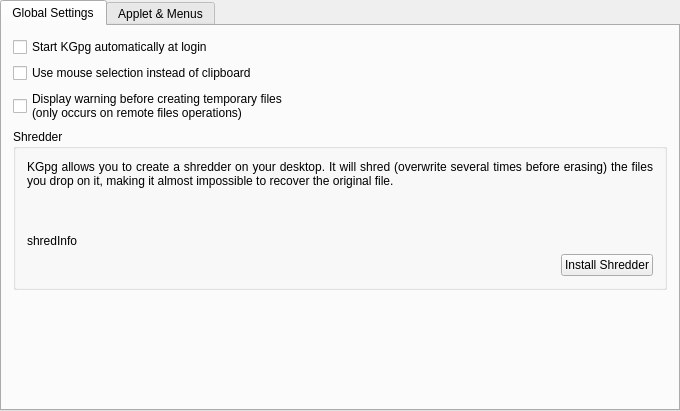
First picture: the form in conf_misc.ui, repository KDE/kgpg, before the edit.
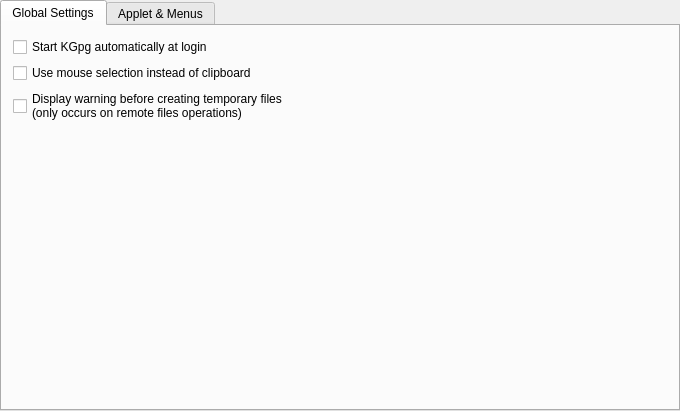
Second picture: the form after the edit. Custom widgets are drawn as their Qt base class.

Commit message:
Remove shredder from KGpg
This feature was never related to GPG at all, is removed from KDElibs and had
some security implications. Since it will not work at all from now on better
completely remove it before users start to argue.

FEATURE
GUI

```diff
--- a/conf_misc.ui
+++ b/conf_misc.ui
@@ -85,85 +85,6 @@
          </item>
         </layout>
        </item>
-       <item>
-        <widget class="QGroupBox" name="groupShred" >
-         <property name="title" >
-          <string>Shredder</string>
-         </property>
-         <layout class="QVBoxLayout" >
-          <item>
-           <layout class="QVBoxLayout" >
-            <item>
-             <widget class="QLabel" name="textLabel6" >
-              <property name="text" >
-               <string>KGpg allows you to create a shredder on your desktop. It will shred (overwrite several times before erasing) the files you drop on it, making it almost impossible to recover the original file.</string>
-              </property>
-              <property name="alignment" >
-               <set>Qt::AlignJustify|Qt::AlignTop</set>
-              </property>
-              <property name="wordWrap" >
-               <bool>true</bool>
-              </property>
-             </widget>
-            </item>
-            <item>
-             <spacer>
-              <property name="orientation" >
-               <enum>Qt::Vertical</enum>
-              </property>
-              <property name="sizeType" >
-               <enum>QSizePolicy::Minimum</enum>
-              </property>
-              <property name="sizeHint" >
-               <size>
-                <width>20</width>
-                <height>40</height>
-               </size>
-              </property>
-             </spacer>
-            </item>
-            <item>
-             <widget class="QLabel" name="shredInfo" >
-              <property name="text" >
-               <string>shredInfo</string>
-              </property>
-              <property name="wordWrap" >
-               <bool>true</bool>
-              </property>
-             </widget>
-            </item>
-           </layout>
-          </item>
-          <item>
-           <layout class="QHBoxLayout" >
-            <item>
-             <spacer>
-              <property name="orientation" >
-               <enum>Qt::Horizontal</enum>
-              </property>
-              <property name="sizeType" >
-               <enum>QSizePolicy::Expanding</enum>
-              </property>
-              <property name="sizeHint" >
-               <size>
-                <width>91</width>
-                <height>20</height>
-               </size>
-              </property>
-             </spacer>
-            </item>
-            <item>
-             <widget class="QPushButton" name="pushShredder" >
-              <property name="text" >
-               <string>Install Shredder</string>
-              </property>
-             </widget>
-            </item>
-           </layout>
-          </item>
-         </layout>
-        </widget>
-       </item>
        <item>
         <spacer>
          <property name="orientation" >
```
The commit also changes 14 other files.
